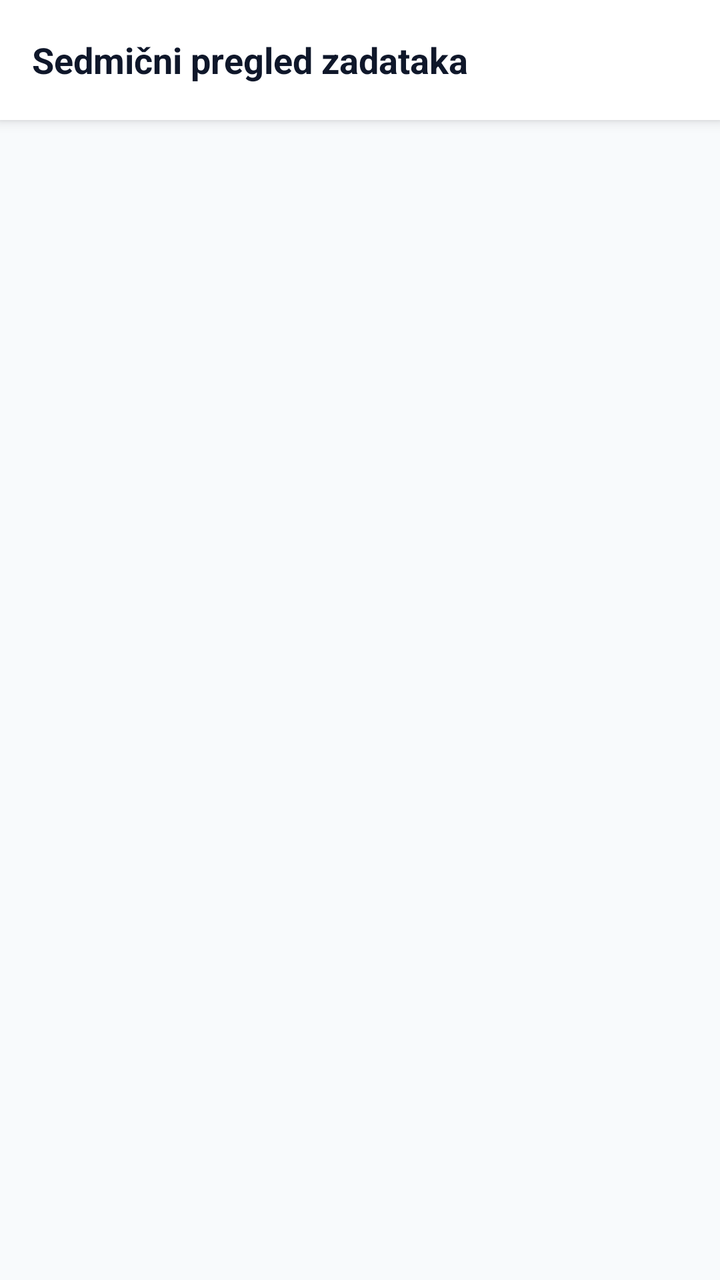
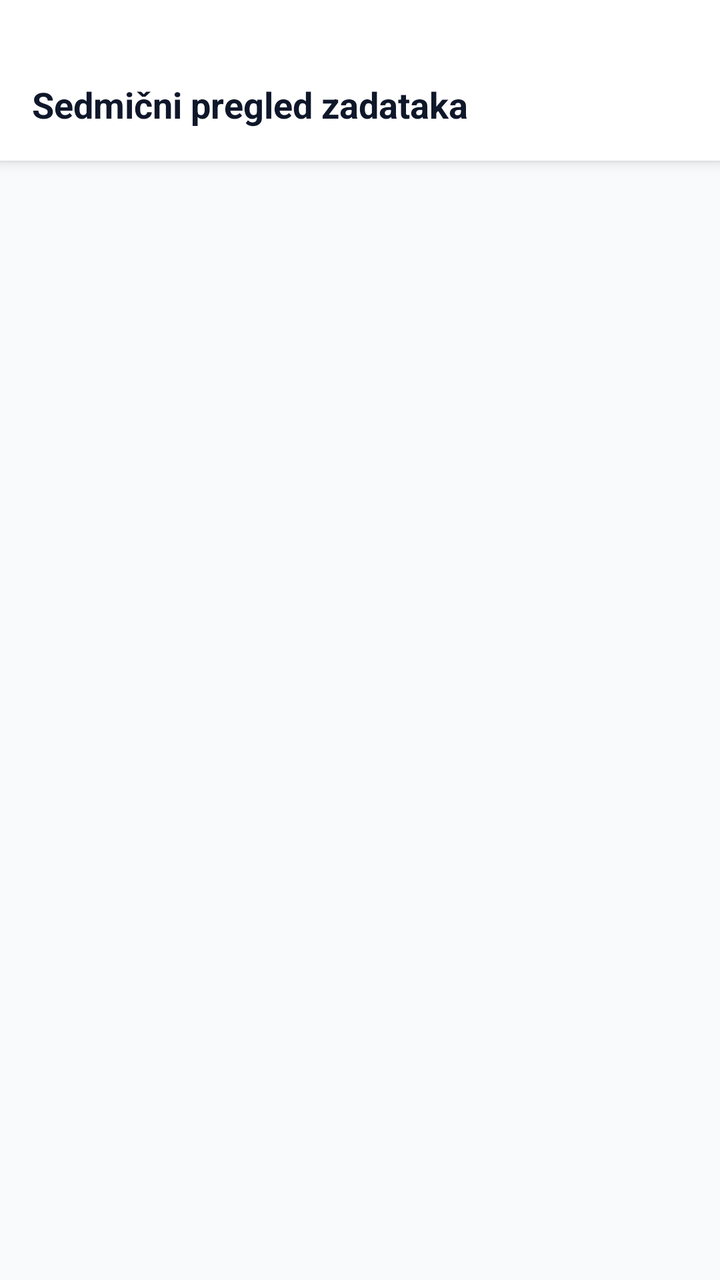

Two renders of the same Android screen: before a commit and after it. Below are the layout's source before the change and the commit's diff.
<!-- AndroidManifest.xml: application theme Theme.ChoreHero -->
<!-- res/layout/activity_weekly_review.xml -->
<?xml version="1.0" encoding="utf-8"?>
<LinearLayout xmlns:android="http://schemas.android.com/apk/res/android"
    android:layout_width="match_parent"
    android:layout_height="match_parent"
    android:background="#F8FAFC"
    android:orientation="vertical">

    
    <LinearLayout
        android:layout_width="match_parent"
        android:layout_height="60dp"
        android:background="#FFFFFF"
        android:elevation="4dp"
        android:gravity="center_vertical"
        android:paddingHorizontal="16dp">

        <TextView
            android:layout_width="wrap_content"
            android:layout_height="wrap_content"
            android:text="Sedmični pregled zadataka"
            android:textColor="#0F172A"
            android:textSize="18sp"
            android:textStyle="bold" />
    </LinearLayout>

    
    <ScrollView
        android:layout_width="match_parent"
        android:layout_height="match_parent"
        android:padding="16dp">

        <LinearLayout
            android:id="@+id/containerDays"
            android:layout_width="match_parent"
            android:layout_height="wrap_content"
            android:orientation="vertical" />
    </ScrollView>

</LinearLayout>
<!-- resources referenced by this layout -->
<resources>
  <style name="Theme.ChoreHero" parent="Theme.Material3.DayNight.NoActionBar">
          
          <item name="android:statusBarColor">#F8FBFB</item>
          <item name="android:windowLightStatusBar">true</item>
      </style>
</resources>

<!-- the commit's change to res/layout/activity_weekly_review.xml (unified diff, before → after) -->
@@ -8,11 +8,13 @@
     
     <LinearLayout
         android:layout_width="match_parent"
-        android:layout_height="60dp"
+        android:layout_height="wrap_content"
         android:background="#FFFFFF"
         android:elevation="4dp"
         android:gravity="center_vertical"
-        android:paddingHorizontal="16dp">
+        android:paddingHorizontal="16dp"
+        android:paddingTop="40dp"
+        android:paddingBottom="16dp">
 
         <TextView
             android:layout_width="wrap_content"
